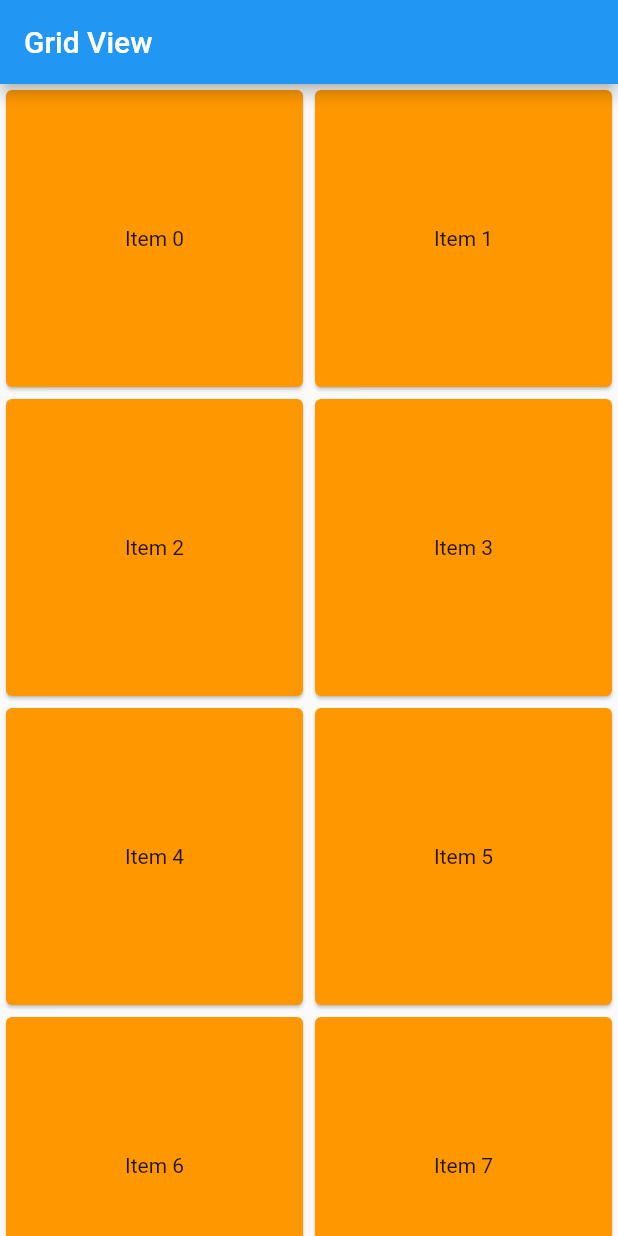
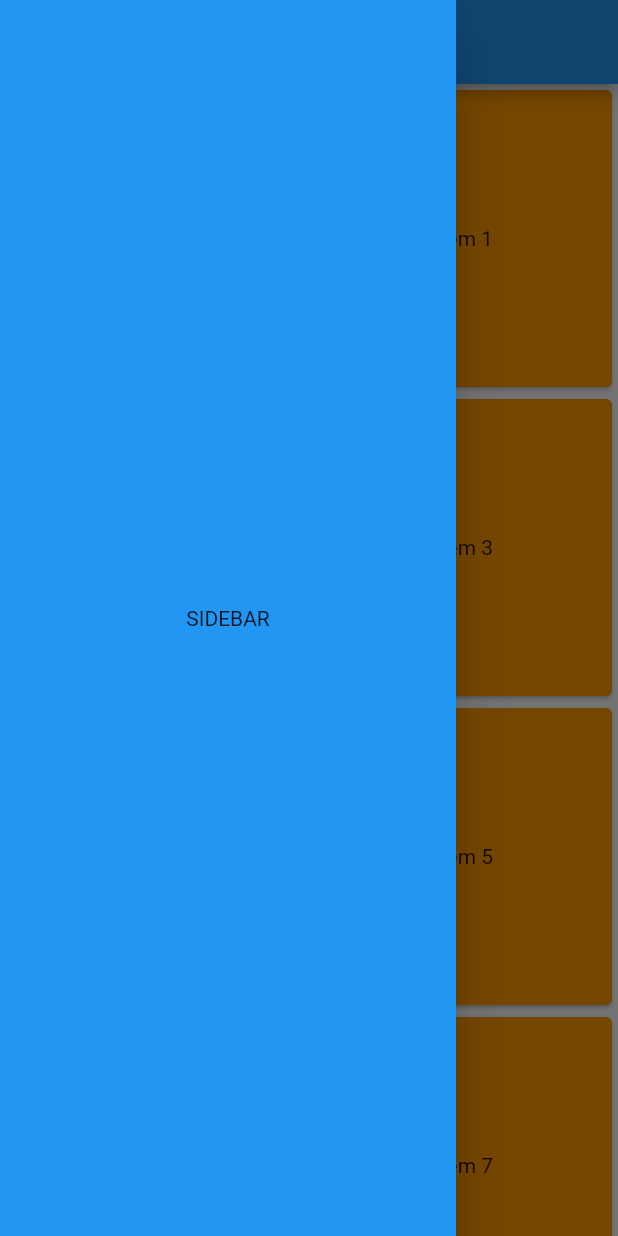
Before and after one commit to hashfx/flutter-responsivity, a Flutter app: the screen it shows after launch, with the side drawer open (before the commit the screen has no drawer), on a phone screen of 412 x 824 dp. Run offline on Flutter 3.47's test engine with Material 2 defaults, Android fonts, the phone set to English and light mode, and no system bars.

Commit message:
add a Drawer for mobile (width<600)

```diff
--- a/lib/main.dart
+++ b/lib/main.dart
@@ -32,11 +32,21 @@ class _MyHomePageState extends State<MyHomePage> {
   Widget build(BuildContext context) => OrientationBuilder(
         builder: ((context, orientation) {
           final isPortrait = orientation == Orientation.portrait;
+          final isMobile = MediaQuery.of(context).size.shortestSide < 600;
 
           return Scaffold(
               appBar: AppBar(
                 title: const Text('Grid View'),
               ),
+              drawer: isMobile
+              ? Drawer(
+                child: Container(
+                  color: Colors.blue,
+                  width: 300,
+                  child: const Center(child: Text('SIDEBAR')),
+                ),
+              )
+              : null,
               body: GridView.count(
                 crossAxisCount: isPortrait ? 2 : 3,
                 children: List.generate(
```
